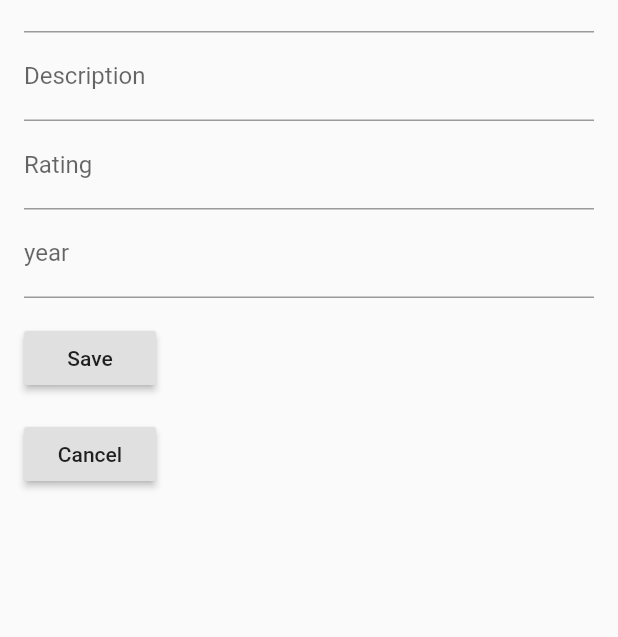
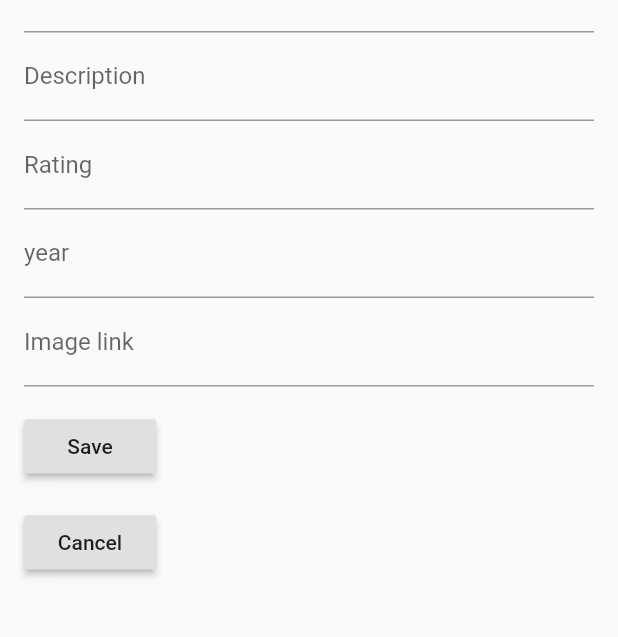
Before and after one commit to MrCooper0020/my-game-library, a Flutter app: the MyLibrary screen opened directly, after a tap on the "library add" icon, on a phone screen of 412 x 824 dp, the part 164-801 px from its top. Run offline on Flutter 3.47's test engine with Material 2 defaults, Android fonts, the phone set to English and light mode, and no system bars; our stand-ins replace floor, sqflite; accounts and stored records are empty; generated files the repository leaves out were written again.

Commit message:
added image property

```diff
--- a/lib/src/data/model/game.dart
+++ b/lib/src/data/model/game.dart
@@ -10,6 +10,7 @@ class Game {
   final String description;
   final int rating;
   final int year;
+  final String image;
 
-  Game(this.title, this.description, this.rating, this.year, {this.id});
+  Game(this.title, this.description, this.rating, this.year, this.image, {this.id});
 }
--- a/lib/src/screen/game_details.dart
+++ b/lib/src/screen/game_details.dart
@@ -4,6 +4,7 @@ import '../data/model/game.dart';
 class GameDetails extends StatelessWidget {
   final Game game;
   const GameDetails({Key? key, required this.game}) : super(key: key);
+  static const noImageLink = "https://media.istockphoto.com/vectors/default-image-icon-vector-missing-picture-page-for-website-design-or-vector-id1357365823?k=20&m=1357365823&s=612x612&w=0&h=ZH0MQpeUoSHM3G2AWzc8KkGYRg4uP_kuu0Za8GFxdFc=";
 
   @override
   Widget build(BuildContext context) {
@@ -19,7 +20,12 @@ class GameDetails extends StatelessWidget {
             padding: const EdgeInsets.all(0),
             child: Column(
               children: <Widget>[
-                Image.network('https://wallpaper.dog/large/20492255.jpg'),
+                Image.network(
+                  game.image,
+                  errorBuilder: (BuildContext context, Object exception, StackTrace? stackTrace) {
+                    return Image.network(noImageLink);
+                  }
+                ),
                 Padding(
                     padding: const EdgeInsets.all(10),
                     child: Text('Description: ${game.description}'),
--- a/lib/src/screen/register.dart
+++ b/lib/src/screen/register.dart
@@ -10,6 +10,7 @@ class Register extends StatelessWidget {
   final TextEditingController _descriptionController = TextEditingController();
   final TextEditingController _ratingController = TextEditingController();
   final TextEditingController _yearController = TextEditingController();
+  final TextEditingController _imageController = TextEditingController();
 
   @override
   Widget build(BuildContext context) {
@@ -63,7 +64,7 @@ class Register extends StatelessWidget {
                       validator: (value) {
                         if (value!.isEmpty) {
                           return 'Please, insert a number';
-                        } else if (int.parse(value) > 0 && int.parse(value) <= 10 ) {
+                        } else if (int.parse(value) < 0 && int.parse(value) > 10 ) {
                           return 'Rating have to be minimum 1 and maximum 10';
                         }
                         return null;
@@ -82,6 +83,19 @@ class Register extends StatelessWidget {
                         return null;
                       },
                     ),
+                    TextFormField(
+                      decoration: const InputDecoration(
+                          hintText: "Image link",
+                          labelText: "Image link"
+                      ),
+                      controller: _imageController,
+                      validator: (value) {
+                        if (value!.isEmpty) {
+                          return 'Please, insert a valid image link';
+                        }
+                        return null;
+                      },
+                    ),
                     Padding(
                       padding: const EdgeInsets.only(top: 16.0),
                       child: RaisedButton(
@@ -91,7 +105,8 @@ class Register extends StatelessWidget {
                                 _titleController.text,
                                 _descriptionController.text,
                                 int.parse(_ratingController.text),
-                                int.parse(_yearController.text)
+                                int.parse(_yearController.text),
+                                _imageController.text
                             );
                             Navigator.pop(context, game);
                           }
```
Also changed, not shown: lib/src/data/database/app_database.g.dart.
